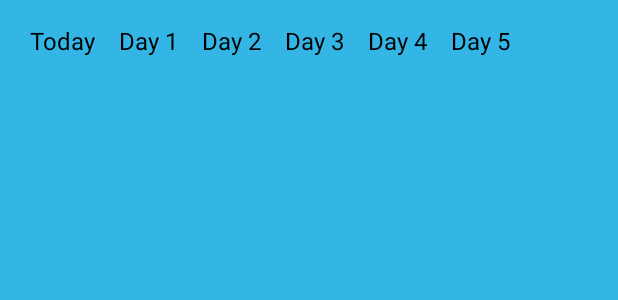
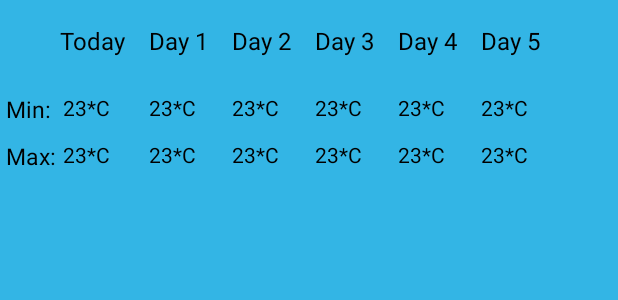
Before and after one commit to ankit2610ak/weather-widgets, an Android app: the layout my_persistent_bottomsheet.xml on its own in the app's theme, with its tools: preview values and no code run, on a phone screen of 412 x 824 dp. Shown: the top 300 px of the screen. Run offline under Robolectric (Android 15) with nearby library versions, the phone set to English and light mode, and no system bars.

Commit message:
Add min max temperature for 5 days in ui

```diff
--- a/app/src/main/res/layout/my_persistent_bottomsheet.xml
+++ b/app/src/main/res/layout/my_persistent_bottomsheet.xml
@@ -3,6 +3,7 @@
     xmlns:app="http://schemas.android.com/apk/res-auto"
     android:layout_width="match_parent"
     android:layout_height="match_parent"
+    xmlns:tools="http://schemas.android.com/tools"
     app:behavior_hideable="false"
     android:background="@android:color/holo_blue_light"
     app:behavior_peekHeight="84dp"
@@ -12,7 +13,7 @@
         android:id="@+id/todayText"
         android:layout_width="wrap_content"
         android:layout_height="wrap_content"
-        android:layout_marginStart="20dp"
+        android:layout_marginStart="40dp"
         android:layout_marginTop="16dp"
         android:text="Today"
         android:textColor="@android:color/black"
@@ -75,5 +76,158 @@
         app:layout_constraintStart_toEndOf="@id/day4Text"
         app:layout_constraintTop_toTopOf="@id/day4Text" />
 
+    <TextView
+        android:id="@+id/tempMinToday"
+        android:layout_width="wrap_content"
+        android:layout_height="wrap_content"
+        android:layout_marginStart="2dp"
+        android:layout_marginTop="24dp"
+        android:textColor="@android:color/black"
+        android:textSize="14sp"
+        app:layout_constraintStart_toStartOf="@id/todayText"
+        app:layout_constraintTop_toBottomOf="@id/todayText"
+        tools:text="23*C" />
+
+    <TextView
+        android:id="@+id/tempMaxToday"
+        android:layout_width="wrap_content"
+        android:layout_height="wrap_content"
+        android:layout_marginTop="12dp"
+        android:textColor="@android:color/black"
+        android:textSize="14sp"
+        app:layout_constraintStart_toStartOf="@id/tempMinToday"
+        app:layout_constraintTop_toBottomOf="@id/tempMinToday"
+        tools:text="23*C" />
+
+    <TextView
+        android:id="@+id/tempMinDay1"
+        android:layout_width="wrap_content"
+        android:layout_height="wrap_content"
+        android:layout_marginTop="24dp"
+        android:textColor="@android:color/black"
+        android:textSize="14sp"
+        app:layout_constraintStart_toStartOf="@id/day1Text"
+        app:layout_constraintTop_toBottomOf="@id/day1Text"
+        tools:text="23*C" />
+
+    <TextView
+        android:id="@+id/tempMaxDay1"
+        android:layout_width="wrap_content"
+        android:layout_height="wrap_content"
+        android:layout_marginTop="12dp"
+        android:textColor="@android:color/black"
+        android:textSize="14sp"
+        app:layout_constraintStart_toStartOf="@id/tempMinDay1"
+        app:layout_constraintTop_toBottomOf="@id/tempMinDay1"
+        tools:text="23*C" />
+
+    <TextView
+        android:id="@+id/tempMinDay2"
+        android:layout_width="wrap_content"
+        android:layout_height="wrap_content"
+        android:layout_marginTop="24dp"
+        android:textColor="@android:color/black"
+        android:textSize="14sp"
+        app:layout_constraintStart_toStartOf="@id/day2Text"
+        app:layout_constraintTop_toBottomOf="@id/day2Text"
+        tools:text="23*C" />
+
+    <TextView
+        android:id="@+id/tempMaxDay2"
+        android:layout_width="wrap_content"
+        android:layout_height="wrap_content"
+        android:layout_marginTop="12dp"
+        android:textColor="@android:color/black"
+        android:textSize="14sp"
+        app:layout_constraintStart_toStartOf="@id/tempMinDay2"
+        app:layout_constraintTop_toBottomOf="@id/tempMinDay2"
+        tools:text="23*C" />
+
+    <TextView
+        android:id="@+id/tempMinDay3"
+        android:layout_width="wrap_content"
+        android:layout_height="wrap_content"
+        android:layout_marginTop="24dp"
+        android:textColor="@android:color/black"
+        android:textSize="14sp"
+        app:layout_constraintStart_toStartOf="@id/day3Text"
+        app:layout_constraintTop_toBottomOf="@id/day3Text"
+        tools:text="23*C" />
+
+    <TextView
+        android:id="@+id/tempMaxDay3"
+        android:layout_width="wrap_content"
+        android:layout_height="wrap_content"
+        android:layout_marginTop="12dp"
+        android:textColor="@android:color/black"
+        android:textSize="14sp"
+        app:layout_constraintStart_toStartOf="@id/tempMinDay3"
+        app:layout_constraintTop_toBottomOf="@id/tempMinDay3"
+        tools:text="23*C" />
+
+    <TextView
+        android:id="@+id/tempMinDay4"
+        android:layout_width="wrap_content"
+        android:layout_height="wrap_content"
+        android:layout_marginTop="24dp"
+        android:textColor="@android:color/black"
+        android:textSize="14sp"
+        app:layout_constraintStart_toStartOf="@id/day4Text"
+        app:layout_constraintTop_toBottomOf="@id/day4Text"
+        tools:text="23*C" />
+
+    <TextView
+        android:id="@+id/tempMaxDay4"
+        android:layout_width="wrap_content"
+        android:layout_height="wrap_content"
+        android:layout_marginTop="12dp"
+        android:textColor="@android:color/black"
+        android:textSize="14sp"
+        app:layout_constraintStart_toStartOf="@id/tempMinDay4"
+        app:layout_constraintTop_toBottomOf="@id/tempMinDay4"
+        tools:text="23*C" />
+
+    <TextView
+        android:id="@+id/tempMinDay5"
+        android:layout_width="wrap_content"
+        android:layout_height="wrap_content"
+        android:layout_marginTop="24dp"
+        android:textColor="@android:color/black"
+        android:textSize="14sp"
+        app:layout_constraintStart_toStartOf="@id/day5Text"
+        app:layout_constraintTop_toBottomOf="@id/day5Text"
+        tools:text="23*C" />
+
+    <TextView
+        android:id="@+id/tempMaxDay5"
+        android:layout_width="wrap_content"
+        android:layout_height="wrap_content"
+        android:layout_marginTop="12dp"
+        android:textColor="@android:color/black"
+        android:textSize="14sp"
+        app:layout_constraintStart_toStartOf="@id/tempMinDay5"
+        app:layout_constraintTop_toBottomOf="@id/tempMinDay5"
+        tools:text="23*C" />
+
+    <TextView
+        android:layout_width="wrap_content"
+        android:layout_height="wrap_content"
+        android:layout_marginStart="4dp"
+        android:text="Min: "
+        android:textColor="@android:color/black"
+        android:textSize="15sp"
+        app:layout_constraintStart_toStartOf="parent"
+        app:layout_constraintTop_toTopOf="@id/tempMinToday" />
+
+    <TextView
+        android:layout_width="wrap_content"
+        android:layout_height="wrap_content"
+        android:layout_marginStart="4dp"
+        android:text="Max: "
+        android:textColor="@android:color/black"
+        android:textSize="15sp"
+        app:layout_constraintStart_toStartOf="parent"
+        app:layout_constraintTop_toTopOf="@id/tempMaxToday" />
+
 
 </androidx.constraintlayout.widget.ConstraintLayout>
```
